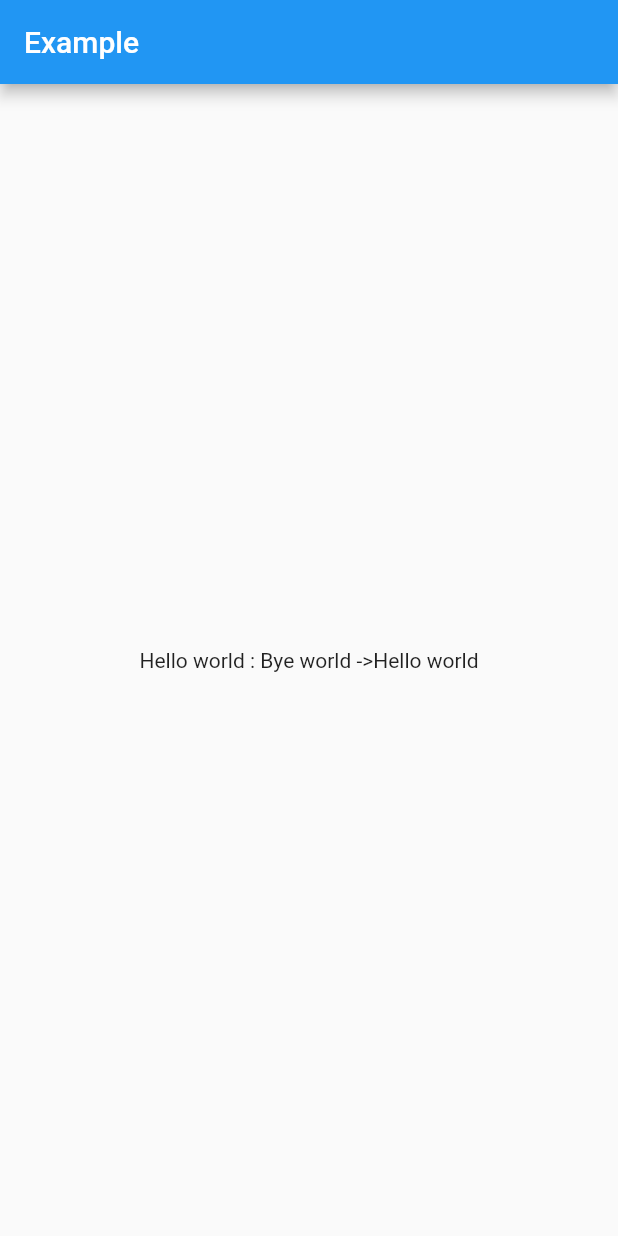
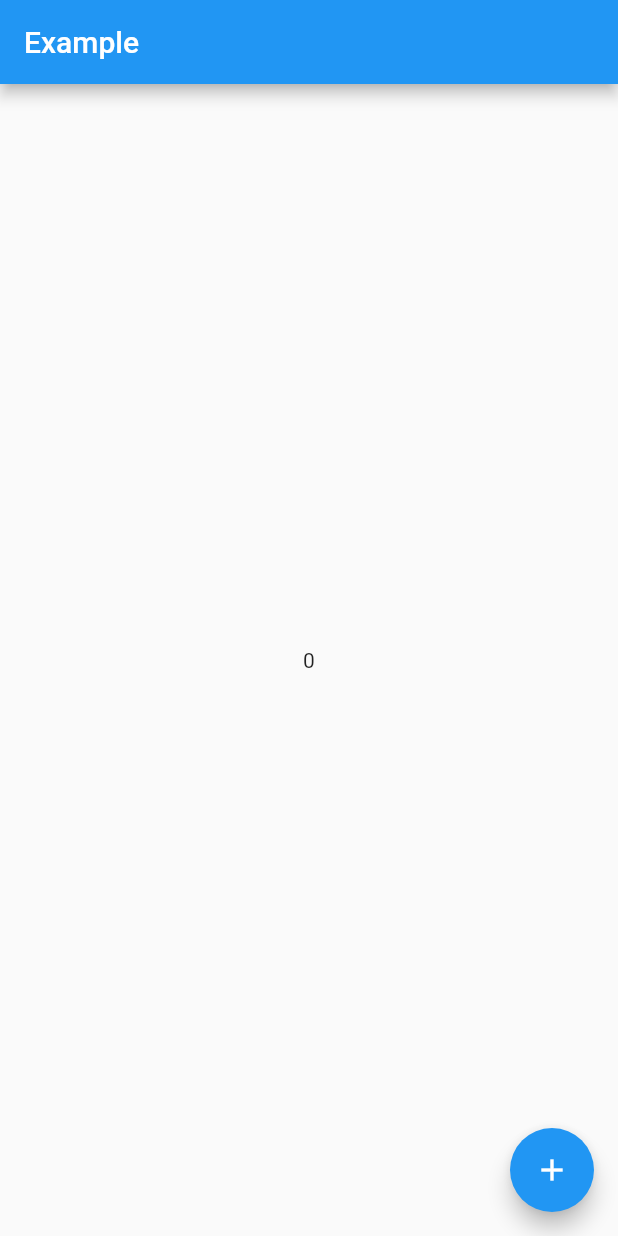
Before and after one commit to S-Sojung/flutter-riverpod-practice, a Flutter app: the screen it shows after launch, on a phone screen of 412 x 824 dp. Run offline on Flutter 3.47's test engine with Material 2 defaults, Android fonts, the phone set to English and light mode, and no system bars; our stand-ins replace flutter_riverpod.

Commit message:
riverPod practice

```diff
--- a/lib/main.dart
+++ b/lib/main.dart
@@ -1,18 +1,53 @@
 import 'package:flutter/material.dart';
 import 'package:flutter_riverpod/flutter_riverpod.dart';
 
-// We create a "provider", which will store a value (here "Hello world").
-// By using a provider, this allows us to mock/override the value exposed.
-// final helloWorldProvider = Provider((_) => 'Hello worldaaaaaa');
-//제네릭으로 되어잇어서 창고에 저장될 데이터 타입을 저장 할 수 있다. 생략가능하지만 적어주자
-final helloWorldProvider = Provider<String>((ref) {
-  return "Hello world";
-});
+// class NumCounter extends StateNotifier<int> {
+//   NumCounter(int num) : super(num);
+//
+//   void increment(){
+//     state++;
+//   }
+// }
+//
+// final numCounter = StateNotifierProvider<NumCounter, int>((ref) {
+//   return NumCounter(0);
+// });
 
-final byeProvider = Provider<String>((ref) {
-  final String value = ref.read(helloWorldProvider);
 
-  return "Bye world ->" + value;
+// class Person{
+//   String name;
+//   int age;
+//   Person(this.name, this.age);
+// }
+// class PersonCounter extends StateNotifier<Person> {
+//   PersonCounter() : super(null);
+//
+//   void increment(){
+//     state.name="dd";
+//     state.age = 11;
+//   }
+// }
+//
+// final personProvider = StateNotifierProvider<PersonCounter, Person>((ref) {
+//   return PersonCounter();
+// });
+
+
+class Counter extends StateNotifier<int> {
+  //창고를 만들 때 클래스로 만들어야 함 : 값을 변경 할 수 있기 때문에
+  //얘가 관리할 창고 데이터타입 (다운 받을 DTO 타입을 넣어주면됨) : int
+
+  Counter() : super(0); //부모클래스에 0을 넣어 생성자 생성
+
+  void increment(){
+    state++;
+  }
+}
+
+final counterProvider = StateNotifierProvider<Counter, int>((ref) {
+  //변경 가능한 데이터를 가지고 있는 클래스가 필요함 : StateNotifier 얘를 상속 받은
+  //얘가 관리하는 데이터의 상태가 state
+  return Counter();
 });
 
 void main() {
@@ -31,14 +66,22 @@ class MyApp extends ConsumerWidget {
   @override
   Widget build(BuildContext context, WidgetRef ref) {
     // final String value = ref.watch(helloWorldProvider);
-    final String value = ref.read(helloWorldProvider);
-    final String value2 = ref.read(byeProvider);
+    final int value = ref.watch(counterProvider);
 
     return MaterialApp(
       home: Scaffold(
         appBar: AppBar(title: const Text('Example')),
         body: Center(
-          child: Text(value +" : "+ value2),
+          child: Text("$value"),
+        ),
+        floatingActionButton: FloatingActionButton(
+          onPressed: () {
+            // ref.read(counterProvider.notifier).state++;
+            ref.read(counterProvider.notifier).increment();
+            //일반적인 Provider라면 .notifier 가 나오지 않는다.
+            //.notifier를 통해서 해당 메서드를 사용가능
+          },
+          child: Icon(Icons.add),
         ),
       ),
     );
```
